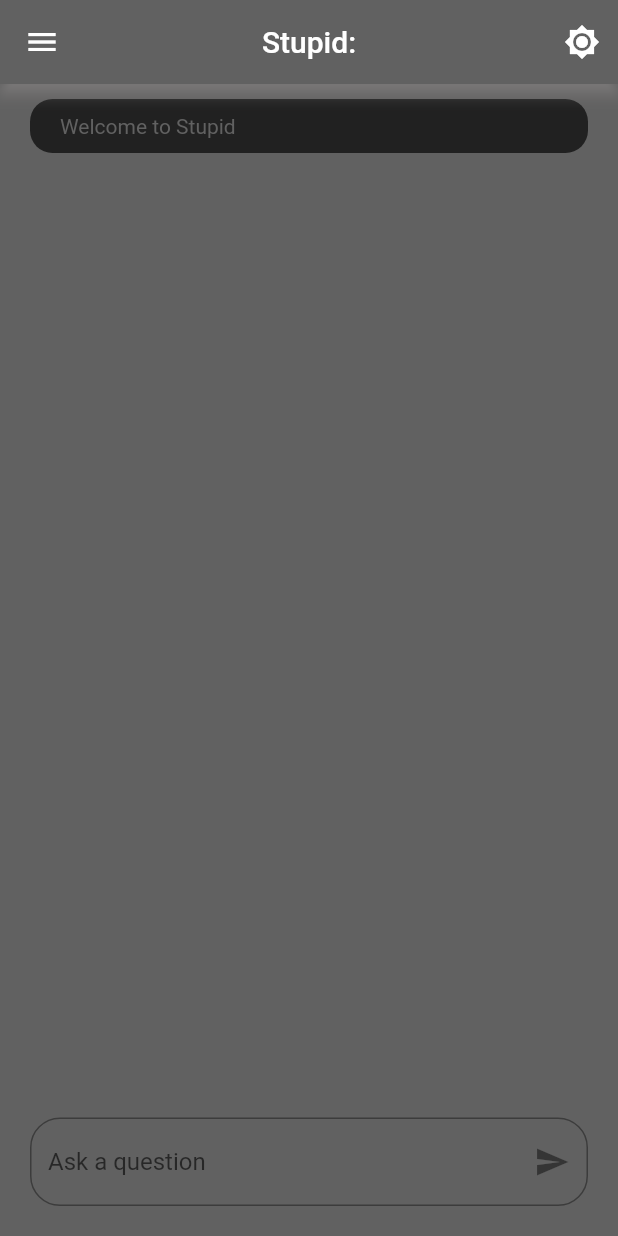
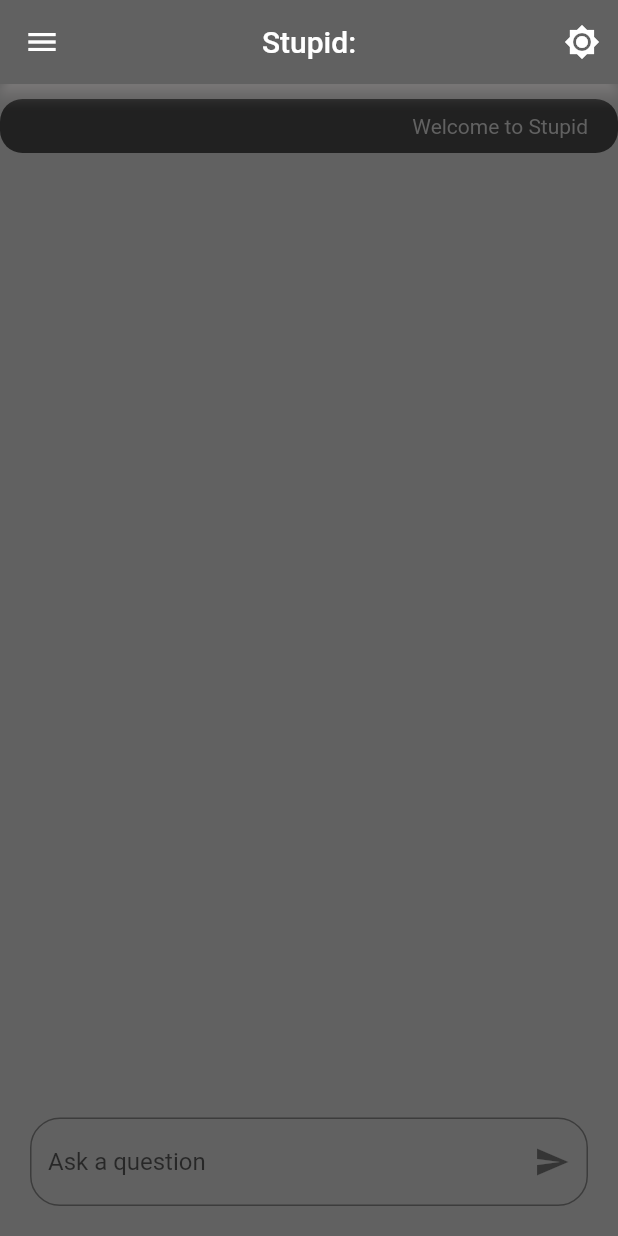
Before and after one commit to China-Chris/F-ChatGpt, a Flutter app: the screen it shows after launch, on a phone screen of 412 x 824 dp. Run offline on Flutter 3.47's test engine with Material 2 defaults, Android fonts, the phone set to English and light mode, and no system bars.

Commit message:
fix:修复对话条左右排列

```diff
--- a/f_chat_gpt/lib/homePage.dart
+++ b/f_chat_gpt/lib/homePage.dart
@@ -12,6 +12,10 @@ class _HomePageState extends State<HomePage> {
     brightness: Brightness.dark,
     primarySwatch: Colors.indigo,
   );
+  bool isUserMessage(int index) {
+    return index % 2 == 0;
+  }
+
   @override
   Widget build(BuildContext context) {
     return Scaffold(
@@ -50,10 +54,12 @@ class _HomePageState extends State<HomePage> {
                 itemCount: messages.length,
                 itemBuilder: (context, index) {
                   return Container(
-                    margin:
-                        EdgeInsets.symmetric(vertical: 10.0, horizontal: 20.0),
+                    margin: EdgeInsets.symmetric(vertical: 10.0),
                     padding:
                         EdgeInsets.symmetric(vertical: 10.0, horizontal: 20.0),
+                    alignment: index % 2 == 0
+                        ? Alignment.centerRight
+                        : Alignment.centerLeft,
                     decoration: BoxDecoration(
                       color: themeData.primaryColor,
                       borderRadius: BorderRadius.circular(15.0),
@@ -63,6 +69,8 @@ class _HomePageState extends State<HomePage> {
                       style: TextStyle(
                         color: themeData.backgroundColor,
                       ),
+                      maxLines: 2,
+                      overflow: TextOverflow.ellipsis,
                     ),
                   );
                 },
@@ -90,7 +98,7 @@ class _HomePageState extends State<HomePage> {
                             icon: Icon(Icons.send),
                             onPressed: () {
                               setState(() {
-                                messages = [_textController.text] + messages;
+                                messages = messages + [_textController.text];
                                 print(messages);
                                 print(_textController.text);
                                 _textController.clear();
```
